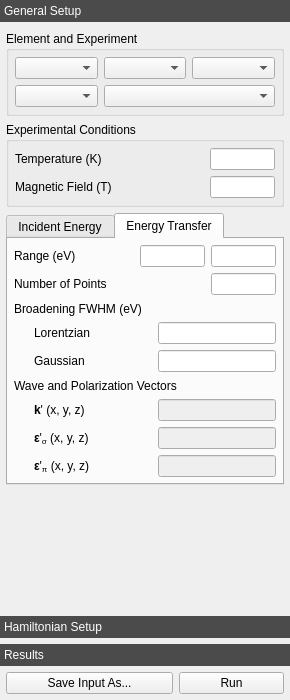
Old version of the form crispy/resources/gui/uis/quanty/main.ui in the repository mretegan/crispy.
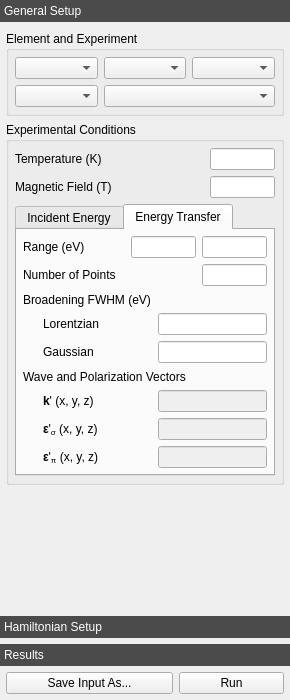
New version of the form. The open tabs and pages were chosen to show the change. Icons and pictures are not drawn. Custom widgets are drawn as their Qt base class.

Commit message: Change signals for buttons

Diff of the .ui file:
```diff
--- a/crispy/resources/gui/uis/quanty/main.ui
+++ b/crispy/resources/gui/uis/quanty/main.ui
@@ -44,7 +44,7 @@
      <verstretch>0</verstretch>
     </sizepolicy>
    </property>
-   <layout class="QVBoxLayout" name="_5">
+   <layout class="QVBoxLayout" name="_1">
     <property name="spacing">
      <number>0</number>
     </property>
@@ -83,10 +83,7 @@
        <attribute name="label">
         <string>General Setup</string>
        </attribute>
-       <layout class="QVBoxLayout" name="_25">
-        <property name="spacing">
-         <number>6</number>
-        </property>
+       <layout class="QVBoxLayout" name="_2">
         <property name="leftMargin">
          <number>6</number>
         </property>
@@ -281,9 +278,8 @@
              </item>
             </layout>
            </item>
-          </layout>
-         </widget>
-        </item>
+           <item>
+            <layout class="QVBoxLayout" name="energiesVerticalLayout">
         <item>
          <widget class="QTabWidget" name="energiesTabWidget">
           <property name="sizePolicy">
@@ -665,7 +661,7 @@
            <attribute name="title">
             <string>Energy Transfer</string>
            </attribute>
-           <layout class="QVBoxLayout" name="_16">
+                <layout class="QVBoxLayout" name="_4">
             <property name="spacing">
              <number>6</number>
             </property>
@@ -1023,6 +1019,11 @@
           </widget>
          </widget>
         </item>
+            </layout>
+           </item>
+          </layout>
+         </widget>
+        </item>
         <item>
          <spacer name="spacer">
           <property name="orientation">
@@ -1053,7 +1054,7 @@
        <attribute name="label">
         <string>Hamiltonian Setup</string>
        </attribute>
-       <layout class="QVBoxLayout" name="verticalLayout">
+       <layout class="QVBoxLayout" name="_5">
         <property name="leftMargin">
          <number>6</number>
         </property>
@@ -1215,7 +1216,7 @@
           <property name="title">
            <string>Hamiltonian Terms and Parameters</string>
           </property>
-          <layout class="QVBoxLayout" name="_4">
+          <layout class="QVBoxLayout" name="_7">
            <property name="spacing">
             <number>6</number>
            </property>
```
Left out of the diff: 16 changed lines with no effect on the pictures. Lines whose indentation alone changed are shown as unchanged. The commit also changes 1 other file.
